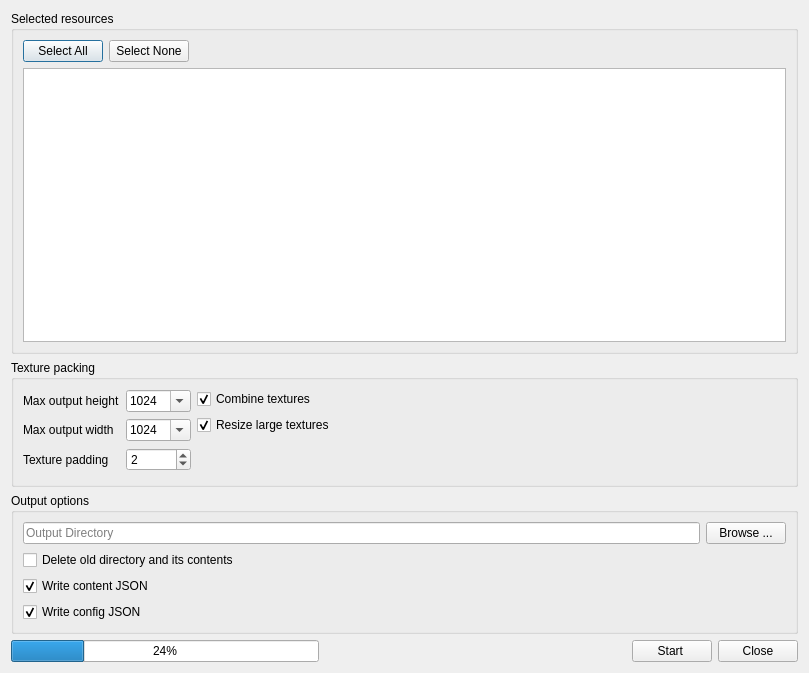
The window that editor/gui/dlgpackage.ui (ensisoft/detonator) describes before a commit, drawn with Qt 5.
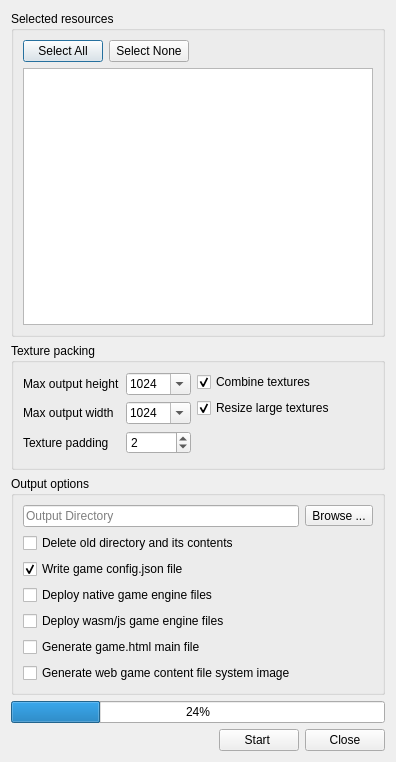
The same window after the commit. Icons and pictures are not drawn.

Commit message:
Add support for packaging for Web using Emscripten tools
Add support for packaging for Web using Emscripten tools. This is
still slightly finicky and requires a) python b) emscripten sdk
and that the user configures these properly in the editor's tools.
Long term plan would be to package all the required stuff with the
Gamestudio itself in order to reduce the barrier to entry for
publishing to the web.

```diff
--- a/editor/gui/dlgpackage.ui
+++ b/editor/gui/dlgpackage.ui
@@ -6,8 +6,8 @@
    <rect>
     <x>0</x>
     <y>0</y>
-    <width>809</width>
-    <height>673</height>
+    <width>396</width>
+    <height>762</height>
    </rect>
   </property>
   <property name="windowTitle">
@@ -271,6 +271,13 @@
       <string>Output options</string>
      </property>
      <layout class="QGridLayout" name="gridLayout_2">
+      <item row="1" column="0">
+       <widget class="QCheckBox" name="chkDelete">
+        <property name="text">
+         <string>Delete old directory and its contents</string>
+        </property>
+       </widget>
+      </item>
       <item row="0" column="0">
        <widget class="QLineEdit" name="editOutDir">
         <property name="placeholderText">
@@ -278,55 +285,70 @@
         </property>
        </widget>
       </item>
+      <item row="2" column="0">
+       <widget class="QCheckBox" name="chkWriteConfig">
+        <property name="text">
+         <string>Write game config.json file</string>
+        </property>
+        <property name="checked">
+         <bool>true</bool>
+        </property>
+       </widget>
+      </item>
       <item row="0" column="1">
-       <widget class="QPushButton" name="btnBrowse">
+       <widget class="QToolButton" name="btnBrowse">
         <property name="text">
          <string>Browse ...</string>
         </property>
-       </widget>
-      </item>
-      <item row="1" column="0">
-       <widget class="QCheckBox" name="chkDelete">
-        <property name="text">
-         <string>Delete old directory and its contents</string>
-        </property>
-       </widget>
-      </item>
-      <item row="2" column="0">
-       <widget class="QCheckBox" name="chkWriteContent">
-        <property name="text">
-         <string>Write content JSON</string>
-        </property>
-        <property name="checked">
-         <bool>true</bool>
+        <property name="icon">
+         <iconset resource="../resource/resource.qrc">
+          <normaloff>:/16x16_ico_png/folder.png</normaloff>:/16x16_ico_png/folder.png</iconset>
         </property>
        </widget>
       </item>
       <item row="3" column="0">
-       <widget class="QCheckBox" name="chkWriteConfig">
+       <widget class="QCheckBox" name="chkCopyNative">
         <property name="text">
-         <string>Write config JSON</string>
+         <string>Deploy native game engine files</string>
         </property>
-        <property name="checked">
-         <bool>true</bool>
+       </widget>
+      </item>
+      <item row="7" column="0">
+       <widget class="QCheckBox" name="chkGenerateHtml5">
+        <property name="text">
+         <string>Generate game.html main file</string>
+        </property>
+       </widget>
+      </item>
+      <item row="8" column="0" colspan="2">
+       <widget class="QCheckBox" name="chkGenerateHtml5FS">
+        <property name="text">
+         <string>Generate web game content file system image</string>
+        </property>
+       </widget>
+      </item>
+      <item row="6" column="0">
+       <widget class="QCheckBox" name="chkCopyHtml5">
+        <property name="text">
+         <string>Deploy wasm/js game engine files</string>
         </property>
        </widget>
       </item>
      </layout>
     </widget>
    </item>
+   <item>
+    <widget class="QProgressBar" name="progressBar">
+     <property name="value">
+      <number>24</number>
+     </property>
+     <property name="format">
+      <string>%p%</string>
+     </property>
+    </widget>
+   </item>
    <item>
     <layout class="QHBoxLayout" name="horizontalLayout">
-     <item>
-      <widget class="QProgressBar" name="progressBar">
-       <property name="value">
-        <number>24</number>
-       </property>
-       <property name="format">
-        <string>%p%</string>
-       </property>
-      </widget>
-     </item>
      <item>
       <spacer name="horizontalSpacer">
        <property name="orientation">
```
Left out of the diff: 5 changed lines with no effect on the pictures. The commit also changes 9 other files.
